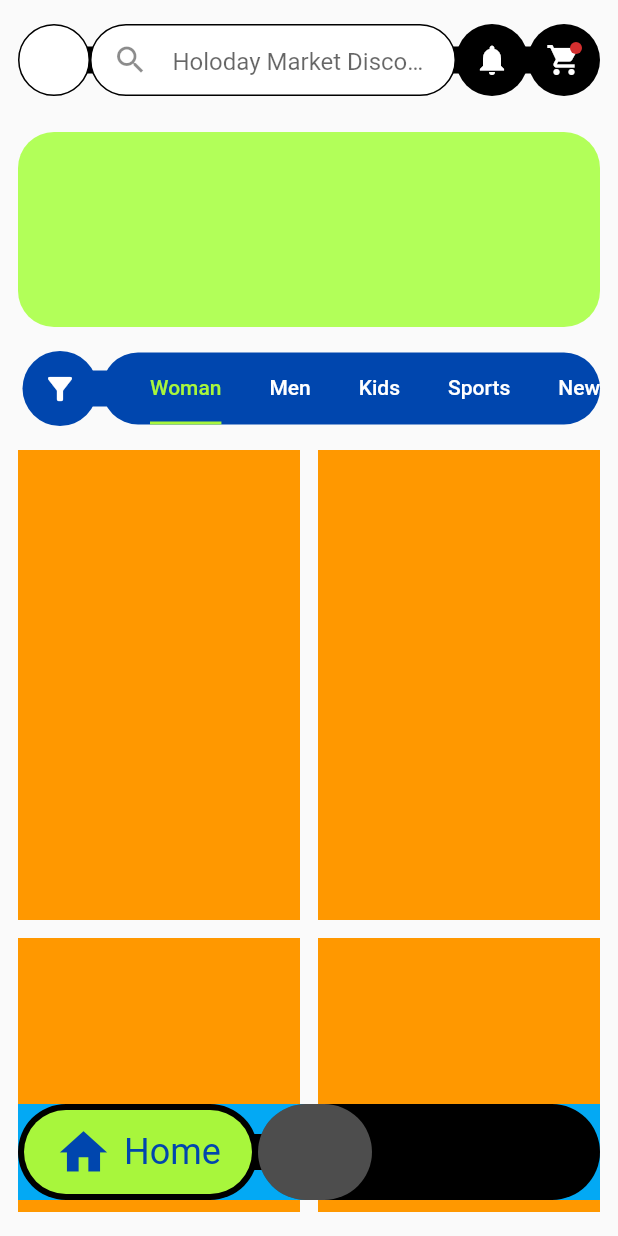
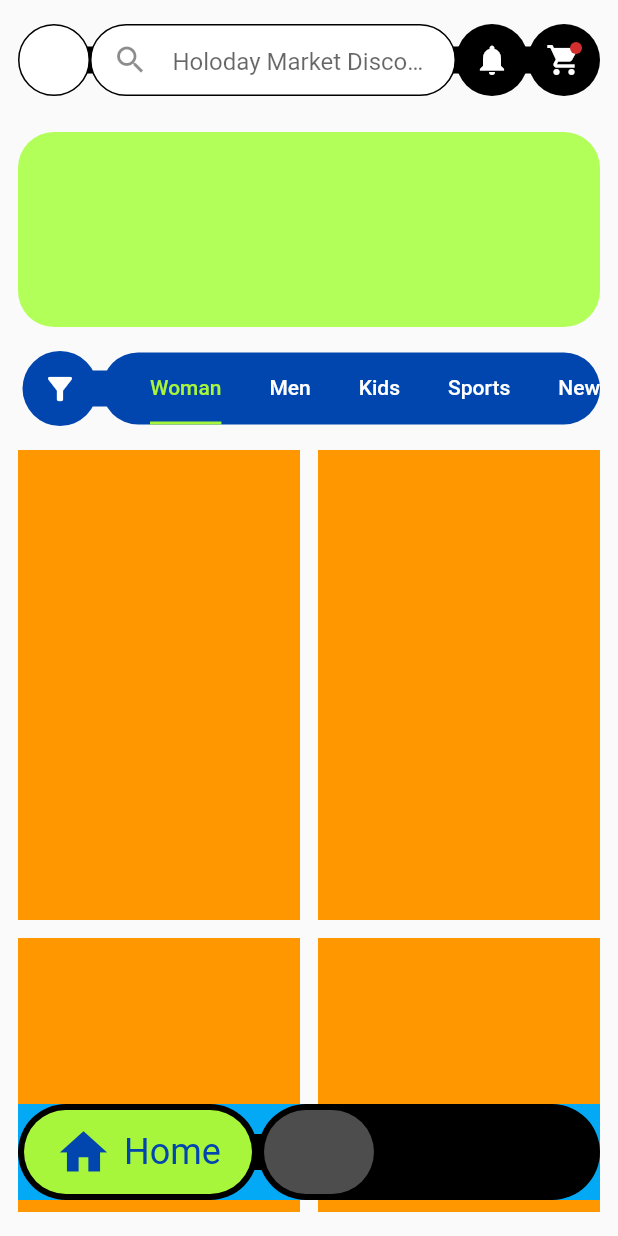
Before and after one commit to JAICHANGPARK/flutter_notebook_chapter_24, a Flutter app: the FashionECommerceMainPage screen opened directly, on a phone screen of 412 x 824 dp. Run offline on Flutter 3.47's test engine with Material 2 defaults, Android fonts, the phone set to English and light mode, and no system bars; our stand-ins replace flutter_riverpod, freezed_annotation, ionicons, percent_indicator; missing offline and left inert: crypto_font_icons; network calls fail.

Commit message:
Update fec_main_page.dart

```diff
--- a/lib/ep1368_fashion_e_commerce_app/view/fec_main_page.dart
+++ b/lib/ep1368_fashion_e_commerce_app/view/fec_main_page.dart
@@ -253,6 +253,7 @@ class _FashionECommerceMainPageState extends State<FashionECommerceMainPage> wit
                               color: Colors.black,
                               borderRadius: BorderRadius.circular(42),
                             ),
+                            padding: EdgeInsets.all(4),
                             child: Row(
                               children: [
                                 Expanded(child: Container(
```
